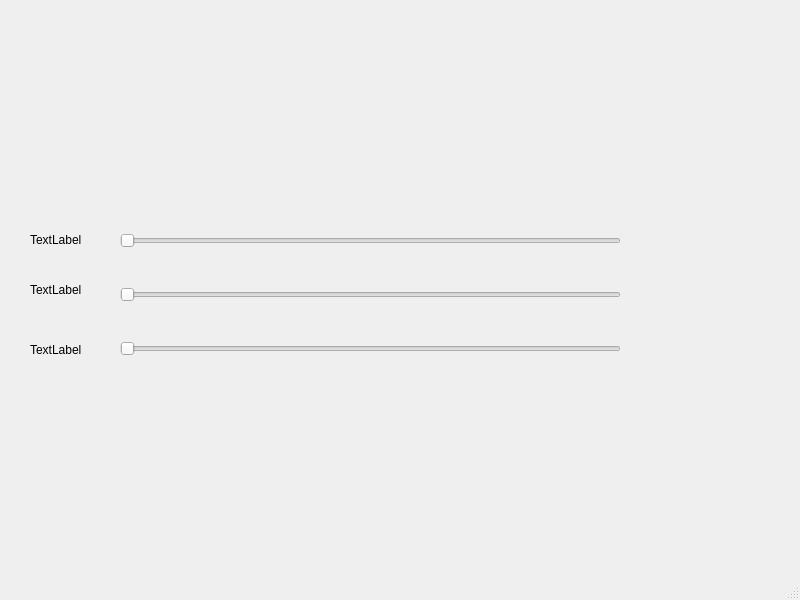
First picture: the form in mainwindow.ui, repository haobo724/qt_xbox_controller, before the edit.
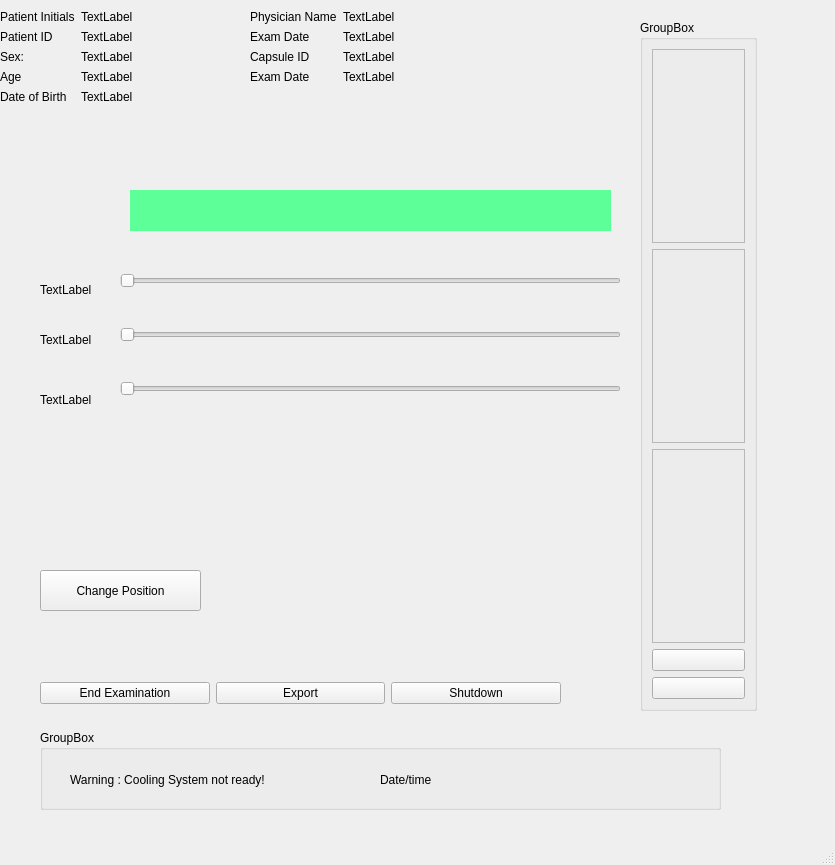
Second picture: the form after the edit. Icons and pictures are not drawn.

Commit message: add features and color label

The edit to the form file:
```diff
--- a/mainwindow.ui
+++ b/mainwindow.ui
@@ -6,19 +6,22 @@
    <rect>
     <x>0</x>
     <y>0</y>
-    <width>800</width>
-    <height>600</height>
+    <width>835</width>
+    <height>865</height>
    </rect>
   </property>
   <property name="windowTitle">
    <string>MainWindow</string>
   </property>
+  <property name="styleSheet">
+   <string notr="true"/>
+  </property>
   <widget class="QWidget" name="centralwidget">
    <widget class="QLabel" name="label">
     <property name="geometry">
      <rect>
-      <x>30</x>
-      <y>230</y>
+      <x>40</x>
+      <y>280</y>
       <width>91</width>
       <height>20</height>
      </rect>
@@ -30,8 +33,8 @@
    <widget class="QLabel" name="label_2">
     <property name="geometry">
      <rect>
-      <x>30</x>
-      <y>280</y>
+      <x>40</x>
+      <y>330</y>
       <width>69</width>
       <height>20</height>
      </rect>
@@ -43,8 +46,8 @@
    <widget class="QLabel" name="label_3">
     <property name="geometry">
      <rect>
-      <x>30</x>
-      <y>340</y>
+      <x>40</x>
+      <y>390</y>
       <width>69</width>
       <height>20</height>
      </rect>
@@ -53,11 +56,11 @@
      <string>TextLabel</string>
     </property>
    </widget>
-   <widget class="QWidget" name="">
+   <widget class="QWidget" name="layoutWidget">
     <property name="geometry">
      <rect>
       <x>120</x>
-      <y>200</y>
+      <y>240</y>
       <width>501</width>
       <height>191</height>
      </rect>
@@ -86,6 +89,324 @@
      </item>
     </layout>
    </widget>
+   <widget class="QWidget" name="layoutWidget_2">
+    <property name="geometry">
+     <rect>
+      <x>250</x>
+      <y>10</y>
+      <width>211</width>
+      <height>111</height>
+     </rect>
+    </property>
+    <layout class="QFormLayout" name="formLayout_2">
+     <item row="0" column="0">
+      <widget class="QLabel" name="label_14">
+       <property name="text">
+        <string>Physician Name</string>
+       </property>
+      </widget>
+     </item>
+     <item row="0" column="1">
+      <widget class="QLabel" name="label_15">
+       <property name="text">
+        <string>TextLabel</string>
+       </property>
+      </widget>
+     </item>
+     <item row="1" column="0">
+      <widget class="QLabel" name="label_16">
+       <property name="text">
+        <string>Exam Date</string>
+       </property>
+      </widget>
+     </item>
+     <item row="1" column="1">
+      <widget class="QLabel" name="label_17">
+       <property name="text">
+        <string>TextLabel</string>
+       </property>
+      </widget>
+     </item>
+     <item row="2" column="0">
+      <widget class="QLabel" name="label_18">
+       <property name="text">
+        <string>Capsule ID</string>
+       </property>
+      </widget>
+     </item>
+     <item row="2" column="1">
+      <widget class="QLabel" name="label_19">
+       <property name="text">
+        <string>TextLabel</string>
+       </property>
+      </widget>
+     </item>
+     <item row="3" column="0">
+      <widget class="QLabel" name="label_20">
+       <property name="text">
+        <string>Exam Date</string>
+       </property>
+      </widget>
+     </item>
+     <item row="3" column="1">
+      <widget class="QLabel" name="label_21">
+       <property name="text">
+        <string>TextLabel</string>
+       </property>
+      </widget>
+     </item>
+    </layout>
+   </widget>
+   <widget class="QGroupBox" name="groupBox">
+    <property name="geometry">
+     <rect>
+      <x>640</x>
+      <y>20</y>
+      <width>117</width>
+      <height>691</height>
+     </rect>
+    </property>
+    <property name="title">
+     <string>GroupBox</string>
+    </property>
+    <layout class="QVBoxLayout" name="verticalLayout_2">
+     <item>
+      <widget class="QFrame" name="frame">
+       <property name="frameShape">
+        <enum>QFrame::StyledPanel</enum>
+       </property>
+       <property name="frameShadow">
+        <enum>QFrame::Raised</enum>
+       </property>
+      </widget>
+     </item>
+     <item>
+      <widget class="QFrame" name="frame_3">
+       <property name="frameShape">
+        <enum>QFrame::StyledPanel</enum>
+       </property>
+       <property name="frameShadow">
+        <enum>QFrame::Raised</enum>
+       </property>
+      </widget>
+     </item>
+     <item>
+      <widget class="QFrame" name="frame_2">
+       <property name="frameShape">
+        <enum>QFrame::StyledPanel</enum>
+       </property>
+       <property name="frameShadow">
+        <enum>QFrame::Raised</enum>
+       </property>
+      </widget>
+     </item>
+     <item>
+      <widget class="QPushButton" name="pushButton_5">
+       <property name="text">
+        <string/>
+       </property>
+       <property name="icon">
+        <iconset resource="icons.qrc">
+         <normaloff>:/icons/caret-up.svg</normaloff>:/icons/caret-up.svg</iconset>
+       </property>
+      </widget>
+     </item>
+     <item>
+      <widget class="QPushButton" name="pushButton_4">
+       <property name="text">
+        <string/>
+       </property>
+       <property name="icon">
+        <iconset resource="icons.qrc">
+         <normaloff>:/icons/caret-down.svg</normaloff>:/icons/caret-down.svg</iconset>
+       </property>
+      </widget>
+     </item>
+    </layout>
+   </widget>
+   <widget class="QPushButton" name="pushButton">
+    <property name="geometry">
+     <rect>
+      <x>40</x>
+      <y>570</y>
+      <width>161</width>
+      <height>41</height>
+     </rect>
+    </property>
+    <property name="text">
+     <string>Change Position</string>
+    </property>
+   </widget>
+   <widget class="QGroupBox" name="groupBox_2">
+    <property name="geometry">
+     <rect>
+      <x>40</x>
+      <y>730</y>
+      <width>681</width>
+      <height>80</height>
+     </rect>
+    </property>
+    <property name="title">
+     <string>GroupBox</string>
+    </property>
+    <widget class="QLabel" name="label_22">
+     <property name="geometry">
+      <rect>
+       <x>30</x>
+       <y>40</y>
+       <width>291</width>
+       <height>20</height>
+      </rect>
+     </property>
+     <property name="text">
+      <string>Warning : Cooling System not ready!</string>
+     </property>
+    </widget>
+    <widget class="QLabel" name="label_23">
+     <property name="geometry">
+      <rect>
+       <x>340</x>
+       <y>40</y>
+       <width>141</width>
+       <height>20</height>
+      </rect>
+     </property>
+     <property name="text">
+      <string>Date/time</string>
+     </property>
+    </widget>
+   </widget>
+   <widget class="QLabel" name="lb_color">
+    <property name="geometry">
+     <rect>
+      <x>130</x>
+      <y>190</y>
+      <width>481</width>
+      <height>41</height>
+     </rect>
+    </property>
+    <property name="styleSheet">
+     <string notr="true">background-color: rgb(93, 255, 152);</string>
+    </property>
+    <property name="text">
+     <string/>
+    </property>
+   </widget>
+   <widget class="QWidget" name="">
+    <property name="geometry">
+     <rect>
+      <x>0</x>
+      <y>10</y>
+      <width>211</width>
+      <height>141</height>
+     </rect>
+    </property>
+    <layout class="QFormLayout" name="formLayout">
+     <item row="0" column="0">
+      <widget class="QLabel" name="label_7">
+       <property name="text">
+        <string>Patient Initials</string>
+       </property>
+      </widget>
+     </item>
+     <item row="0" column="1">
+      <widget class="QLabel" name="label_6">
+       <property name="text">
+        <string>TextLabel</string>
+       </property>
+      </widget>
+     </item>
+     <item row="1" column="0">
+      <widget class="QLabel" name="label_5">
+       <property name="text">
+        <string>Patient ID</string>
+       </property>
+      </widget>
+     </item>
+     <item row="1" column="1">
+      <widget class="QLabel" name="label_12">
+       <property name="text">
+        <string>TextLabel</string>
+       </property>
+      </widget>
+     </item>
+     <item row="2" column="0">
+      <widget class="QLabel" name="label_9">
+       <property name="text">
+        <string>Sex:</string>
+       </property>
+      </widget>
+     </item>
+     <item row="2" column="1">
+      <widget class="QLabel" name="label_4">
+       <property name="text">
+        <string>TextLabel</string>
+       </property>
+      </widget>
+     </item>
+     <item row="3" column="0">
+      <widget class="QLabel" name="label_8">
+       <property name="text">
+        <string>Age</string>
+       </property>
+      </widget>
+     </item>
+     <item row="3" column="1">
+      <widget class="QLabel" name="label_10">
+       <property name="text">
+        <string>TextLabel</string>
+       </property>
+      </widget>
+     </item>
+     <item row="4" column="0">
+      <widget class="QLabel" name="label_11">
+       <property name="text">
+        <string>Date of Birth</string>
+       </property>
+      </widget>
+     </item>
+     <item row="4" column="1">
+      <widget class="QLabel" name="label_13">
+       <property name="text">
+        <string>TextLabel</string>
+       </property>
+      </widget>
+     </item>
+    </layout>
+   </widget>
+   <widget class="QWidget" name="">
+    <property name="geometry">
+     <rect>
+      <x>40</x>
+      <y>668</y>
+      <width>521</width>
+      <height>51</height>
+     </rect>
+    </property>
+    <layout class="QHBoxLayout" name="horizontalLayout">
+     <item>
+      <widget class="QPushButton" name="pushButton_2">
+       <property name="text">
+        <string>End Examination</string>
+       </property>
+      </widget>
+     </item>
+     <item>
+      <widget class="QPushButton" name="pushButton_3">
+       <property name="text">
+        <string>Export</string>
+       </property>
+      </widget>
+     </item>
+     <item>
+      <widget class="QPushButton" name="pushButton_6">
+       <property name="text">
+        <string>Shutdown</string>
+       </property>
+      </widget>
+     </item>
+    </layout>
+   </widget>
   </widget>
   <widget class="QMenuBar" name="menubar">
    <property name="geometry">
```
Left out of the diff: 6 changed lines with no effect on the pictures. The commit also changes 8 other files.
